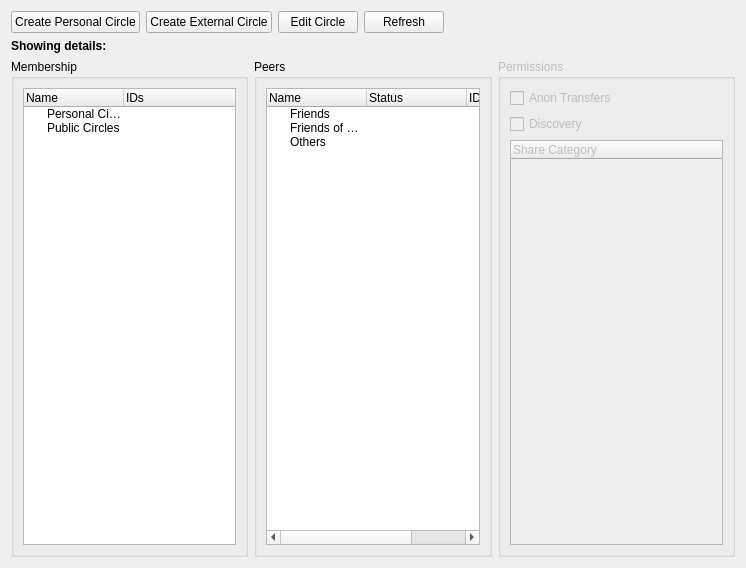
The window that retroshare-gui/src/gui/Circles/CirclesDialog.ui (RetroShare/RetroShare) describes before a commit, drawn with Qt 5.
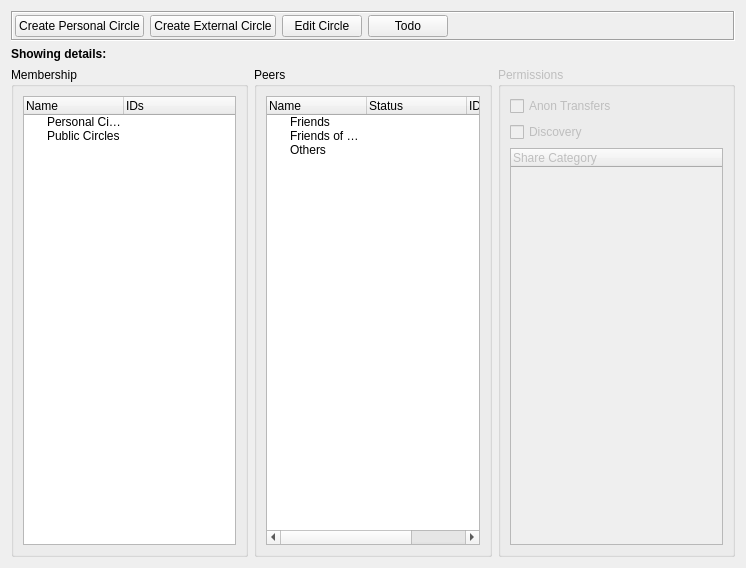
The same window after the commit.

Commit message: Circles: - cleaned source code - added auto refresh - added todo button - fixed utf8 issues - added new strings to translation Updated english translation

What changed in the file:
```diff
--- a/retroshare-gui/src/gui/Circles/CirclesDialog.ui
+++ b/retroshare-gui/src/gui/Circles/CirclesDialog.ui
@@ -15,7 +15,17 @@
   </property>
   <layout class="QVBoxLayout" name="verticalLayout_4">
    <item>
-    <layout class="QHBoxLayout" name="horizontalLayout_2">
+    <widget class="QFrame" name="titleBarFrame">
+     <property name="frameShape">
+      <enum>QFrame::Box</enum>
+     </property>
+     <property name="frameShadow">
+      <enum>QFrame::Sunken</enum>
+     </property>
+     <layout class="QHBoxLayout" name="horizontalLayout_3">
+      <property name="margin">
+       <number>2</number>
+      </property>
      <item>
       <widget class="QPushButton" name="pushButton_localCircle">
        <property name="text">
@@ -38,9 +48,9 @@
       </widget>
      </item>
      <item>
-      <widget class="QPushButton" name="pushButton_refresh">
+       <widget class="QPushButton" name="todoPushButton">
        <property name="text">
-        <string>Refresh</string>
+         <string>Todo</string>
        </property>
       </widget>
      </item>
@@ -58,6 +68,7 @@
       </spacer>
      </item>
     </layout>
+    </widget>
    </item>
    <item>
     <widget class="QLabel" name="label">
```
Left out of the diff: 4 changed lines with no effect on the pictures. Lines whose indentation alone changed are shown as unchanged. The commit also changes 8 other files.
